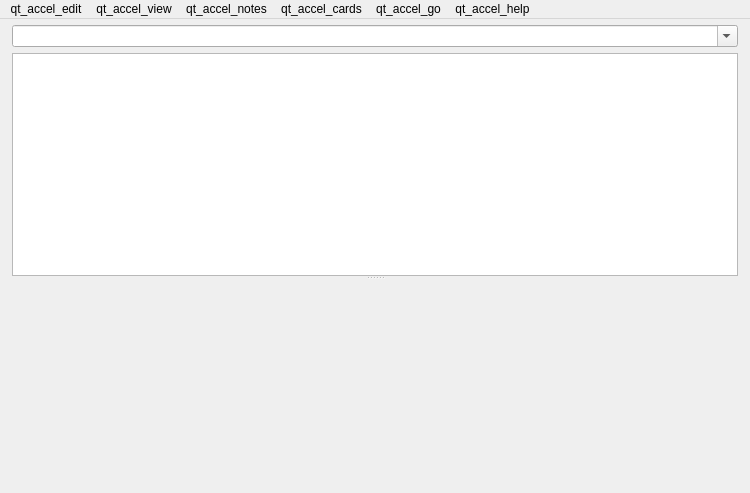
First picture: the form in qt/aqt/forms/browser.ui, repository ankitects/anki, before the edit.
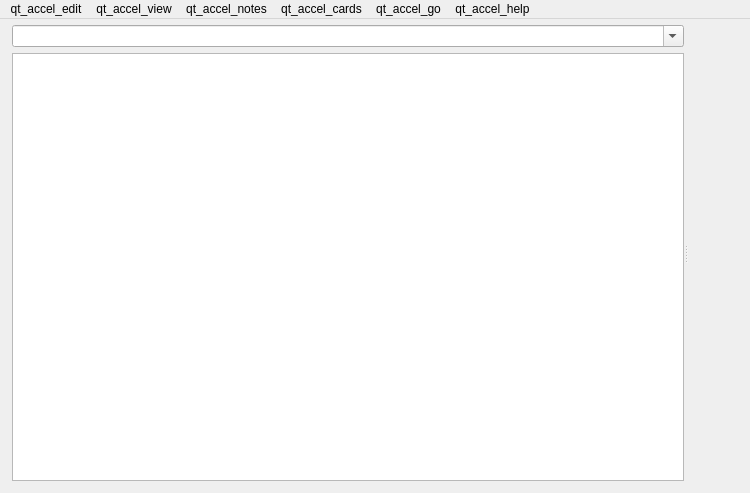
Second picture: the form after the edit. Icons and pictures are not drawn.

Commit message: Use horizontal orientation on browser splitter by default

Patch:
```diff
--- a/qt/aqt/forms/browser.ui
+++ b/qt/aqt/forms/browser.ui
@@ -46,7 +46,7 @@
        </sizepolicy>
       </property>
       <property name="orientation">
-       <enum>Qt::Vertical</enum>
+       <enum>Qt::Horizontal</enum>
       </property>
       <widget class="QWidget" name="widget" native="true">
        <property name="sizePolicy">
```
The commit also changes 2 other files.
